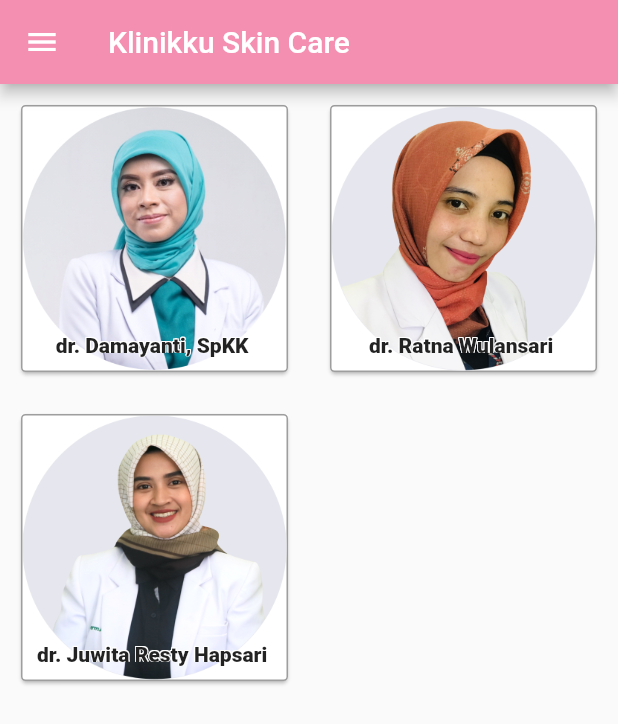
After one commit to mnurs/klinikku, a Flutter app: the ListDokter screen opened directly, on a phone screen of 412 x 824 dp. The commit adds this screen. Shown: the top 724 px of the screen. Run offline on Flutter 3.47's test engine with Material 2 defaults, Android fonts, the phone set to English and light mode, and no system bars; our stand-ins replace card_swiper, image_picker, rflutter_alert; missing offline and left inert: clipboard.

Commit message:
membuat halaman list dokter

```diff
--- /dev/null
+++ b/lib/dokter/list_dokter.dart
@@ -0,0 +1,108 @@
+import 'package:flutter/material.dart';
+import 'dart:async';
+import 'dart:convert';
+import 'package:flutter/widgets.dart';
+import 'package:klinikku/dokter/detail_dokter.dart';
+import 'package:klinikku/home/drawer.dart';
+
+class ListDokter extends StatefulWidget {
+  @override
+  _ListDokterState createState() => _ListDokterState();
+}
+
+class _ListDokterState extends State<ListDokter> {
+  List dokter = ["img/dokter/1.png","img/dokter/3.png","img/dokter/2.png"];
+  List namaDokter = ["dr. Damayanti, SpKK","dr. Ratna Wulansari","dr. Juwita Resty Hapsari"];
+
+  @override
+  void initState() {
+    super.initState();
+  }
+
+  @override
+  Widget build(BuildContext context) {
+    return Scaffold(
+      appBar: AppBar(
+        // leading: Icon(Icons.dehaze),
+        title: Text('Klinikku Skin Care'),
+        backgroundColor: Colors.pink[200],
+      ),
+      body: SafeArea(
+        child: GridView.builder(
+          gridDelegate: new SliverGridDelegateWithFixedCrossAxisCount(
+              crossAxisCount: 2),
+          itemCount: namaDokter.length,
+          itemBuilder: (BuildContext context, int index) {
+            return Padding(
+              padding: EdgeInsets.all(10.0),
+              child: InkWell(
+                onTap: () {
+                  var route = new MaterialPageRoute(
+                      builder: (BuildContext context) =>
+                      new DetailDokter());
+                  Navigator.of(context).push(route);
+                },
+                child: Card(
+                  child: Stack(
+                    children: <Widget>[
+                      Container(
+                        decoration: BoxDecoration(
+                            borderRadius: BorderRadius.circular(3.0),
+                            border: Border.all(color: Colors.grey)),
+                        child: ClipRRect(
+                          borderRadius: BorderRadius.circular(3.0),
+                          child:
+                          Image.asset(
+                            dokter[index],
+                          )
+                        ),
+                      ),
+                      Positioned(
+                        bottom: 10,
+                        left: 5,
+                        child: Container(
+                          // height: 50,
+                          // color: Colors.red,
+                          width: MediaQuery.of(context).size.width / 2.5,
+                          child: Text(
+                            namaDokter[index],
+                            // overflow: TextOverflow.ellipsis,
+                            textAlign: TextAlign.center,
+                            style: TextStyle(
+                              fontWeight: FontWeight.w900,
+                              shadows: [
+                                Shadow(
+                                  // bottomLeft
+                                    offset: Offset(-0.5, -0.5),
+                                    color: Colors.white),
+                                Shadow(
+                                  // bottomRight
+                                    offset: Offset(0.5, -0.5),
+                                    color: Colors.white),
+                                Shadow(
+                                  // topRight
+                                    offset: Offset(0.5, 0.5),
+                                    color: Colors.white),
+                                Shadow(
+                                  // topLeft
+                                    offset: Offset(-0.5, 0.5),
+                                    color: Colors.white),
+                              ],
+                            ),
+                          ),
+                        ),
+                      ),
+                    ],
+                  ),
+                ),
+              ),
+            );
+          },
+        ),
+      ),
+      drawer: Drawer(
+        child: DrawerPage(),
+      ),
+    );
+  }
+}
--- a/lib/pembayaran/konfirmasi.dart
+++ b/lib/pembayaran/konfirmasi.dart
@@ -22,9 +22,6 @@ class _KonfirmasiPembayaranState extends State<KonfirmasiPembayaran> {
   String transferBank = "";
   ImagePicker _picker = ImagePicker();
   XFile? image;
-  String _IdGambar = "";
-  String _ImageBuktiPembayaran = "";
-//  int kodeUnik = 0;
 
   @override
   void initState() {
```
